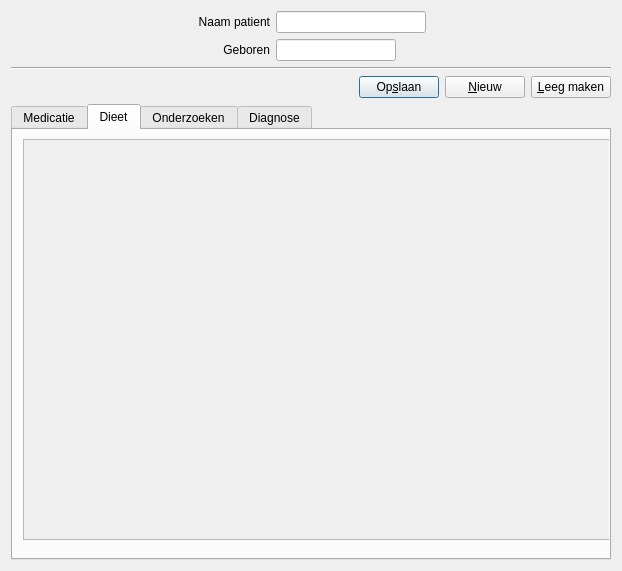
Mholscher/carereport, file src/carereport/views/formhandle.ui: the form before one commit.
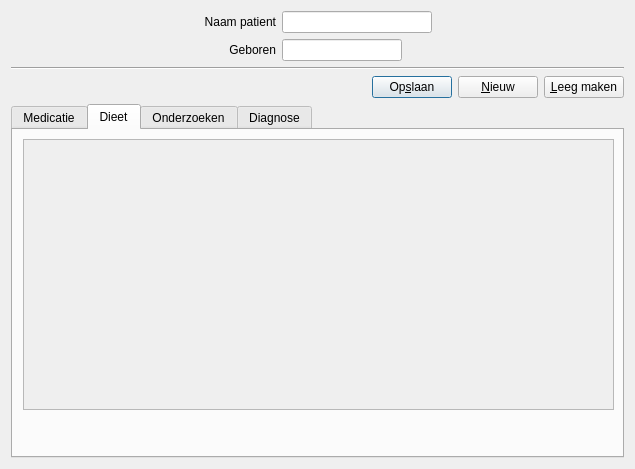
The form after the commit.

```diff
--- a/src/carereport/views/formhandle.ui
+++ b/src/carereport/views/formhandle.ui
@@ -6,8 +6,8 @@
    <rect>
     <x>0</x>
     <y>0</y>
-    <width>622</width>
-    <height>571</height>
+    <width>631</width>
+    <height>469</height>
    </rect>
   </property>
   <property name="sizePolicy">
@@ -215,6 +215,12 @@
        <verstretch>1</verstretch>
       </sizepolicy>
      </property>
+     <property name="minimumSize">
+      <size>
+       <width>613</width>
+       <height>342</height>
+      </size>
+     </property>
      <property name="tabShape">
       <enum>QTabWidget::Rounded</enum>
      </property>
@@ -248,9 +254,15 @@
          <x>10</x>
          <y>9</y>
          <width>591</width>
-         <height>401</height>
+         <height>271</height>
         </rect>
        </property>
+       <property name="sizePolicy">
+        <sizepolicy hsizetype="Expanding" vsizetype="Expanding">
+         <horstretch>1</horstretch>
+         <verstretch>1</verstretch>
+        </sizepolicy>
+       </property>
        <property name="widgetResizable">
         <bool>true</bool>
        </property>
@@ -260,7 +272,7 @@
           <x>0</x>
           <y>0</y>
           <width>589</width>
-          <height>399</height>
+          <height>269</height>
          </rect>
         </property>
         <layout class="QVBoxLayout" name="verticalLayout_3">
```
